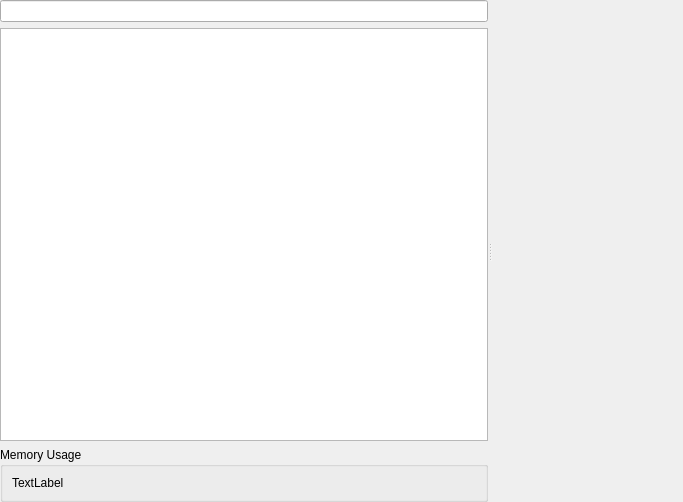
Above: plugins/usermanagerplugin/widgets/usermanagerwidget.ui from FreeHealth/freehealth before the change. Below: the same form after it.
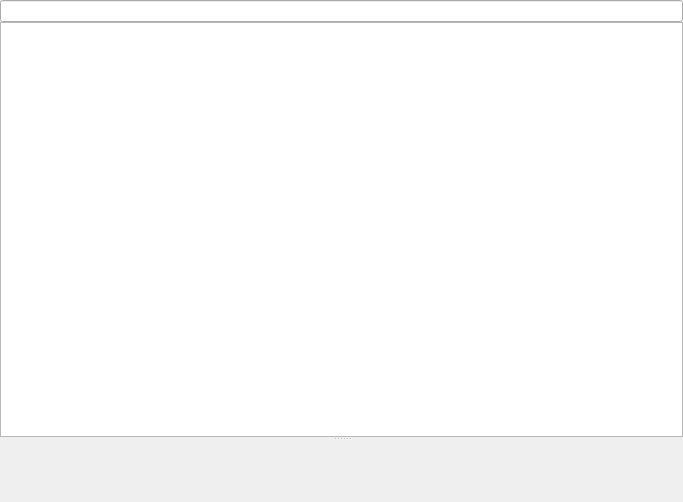
That is the form after the change. Custom widgets are drawn as their Qt base class.

What changed in the file:
```diff
--- a/plugins/usermanagerplugin/widgets/usermanagerwidget.ui
+++ b/plugins/usermanagerplugin/widgets/usermanagerwidget.ui
@@ -19,7 +19,7 @@
   <property name="windowTitle">
    <string>Form</string>
   </property>
-  <layout class="QGridLayout" name="gridLayout_2">
+  <layout class="QGridLayout" name="gridLayout">
    <property name="margin">
     <number>0</number>
    </property>
@@ -31,39 +31,20 @@
    </item>
    <item row="1" column="0">
     <widget class="QSplitter" name="splitter">
-     <property name="sizePolicy">
-      <sizepolicy hsizetype="Expanding" vsizetype="Expanding">
-       <horstretch>0</horstretch>
-       <verstretch>0</verstretch>
-      </sizepolicy>
-     </property>
      <property name="orientation">
-      <enum>Qt::Horizontal</enum>
+      <enum>Qt::Vertical</enum>
      </property>
      <widget class="QWidget" name="layoutWidget">
       <layout class="QVBoxLayout" name="verticalLayout">
+       <property name="spacing">
+        <number>0</number>
+       </property>
        <item>
         <widget class="Utils::QButtonLineEdit" name="searchLineEdit"/>
        </item>
        <item>
         <widget class="QTableView" name="userTableView"/>
        </item>
-       <item>
-        <widget class="QGroupBox" name="groupBox">
-         <property name="title">
-          <string>Memory Usage</string>
-         </property>
-         <layout class="QGridLayout" name="gridLayout">
-          <item row="0" column="0">
-           <widget class="QLabel" name="memoryUsageLabel">
-            <property name="text">
-             <string>TextLabel</string>
-            </property>
-           </widget>
-          </item>
-         </layout>
-        </widget>
-       </item>
       </layout>
      </widget>
      <widget class="UserPlugin::UserViewer" name="userViewer" native="true"/>
```
Left out of the diff: 6 changed lines with no effect on the pictures.
